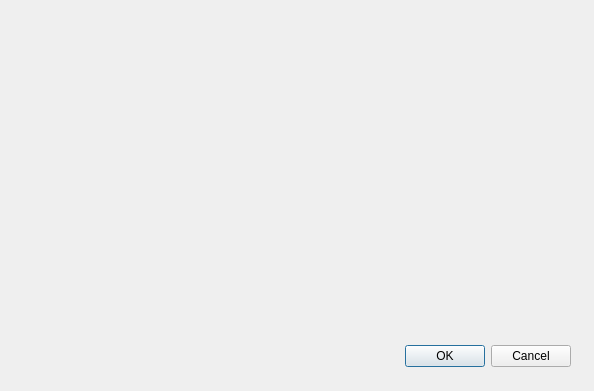
The window that safe_qgis/function_options_dialog_base.ui (inasafe/inasafe) describes before a commit, drawn with Qt 5.
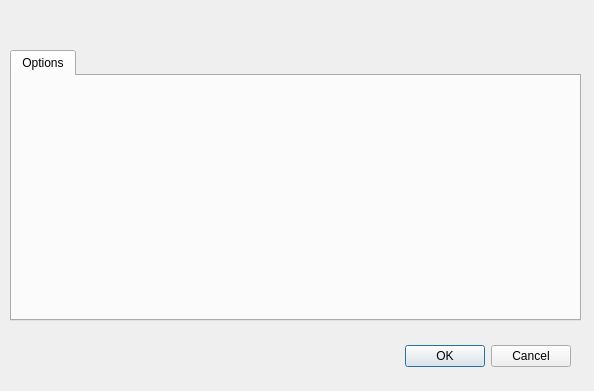
The same window after the commit.

What changed in the file:
```diff
--- a/safe_qgis/function_options_dialog_base.ui
+++ b/safe_qgis/function_options_dialog_base.ui
@@ -29,21 +29,6 @@
     <set>QDialogButtonBox::Cancel|QDialogButtonBox::Ok</set>
    </property>
   </widget>
-  <widget class="QWidget" name="formLayoutWidget">
-   <property name="geometry">
-    <rect>
-     <x>10</x>
-     <y>80</y>
-     <width>561</width>
-     <height>231</height>
-    </rect>
-   </property>
-   <layout class="QFormLayout" name="editableImpactFunctionsFormLayout">
-    <property name="fieldGrowthPolicy">
-     <enum>QFormLayout::AllNonFixedFieldsGrow</enum>
-    </property>
-   </layout>
-  </widget>
   <widget class="QLabel" name="lblFunctionDescription">
    <property name="geometry">
     <rect>
@@ -90,6 +75,47 @@
     <bool>true</bool>
    </property>
   </widget>
+  <widget class="QTabWidget" name="tabWidget">
+   <property name="enabled">
+    <bool>true</bool>
+   </property>
+   <property name="geometry">
+    <rect>
+     <x>10</x>
+     <y>50</y>
+     <width>571</width>
+     <height>271</height>
+    </rect>
+   </property>
+   <property name="tabShape">
+    <enum>QTabWidget::Rounded</enum>
+   </property>
+   <property name="currentIndex">
+    <number>0</number>
+   </property>
+   <property name="usesScrollButtons">
+    <bool>false</bool>
+   </property>
+   <property name="documentMode">
+    <bool>false</bool>
+   </property>
+   <widget class="QWidget" name="tab">
+    <attribute name="title">
+     <string>Options</string>
+    </attribute>
+    <widget class="QWidget" name="formLayoutWidget">
+     <property name="geometry">
+      <rect>
+       <x>10</x>
+       <y>0</y>
+       <width>541</width>
+       <height>231</height>
+      </rect>
+     </property>
+     <layout class="QFormLayout" name="configLayout"/>
+    </widget>
+   </widget>
+  </widget>
  </widget>
  <resources/>
  <connections>
```
